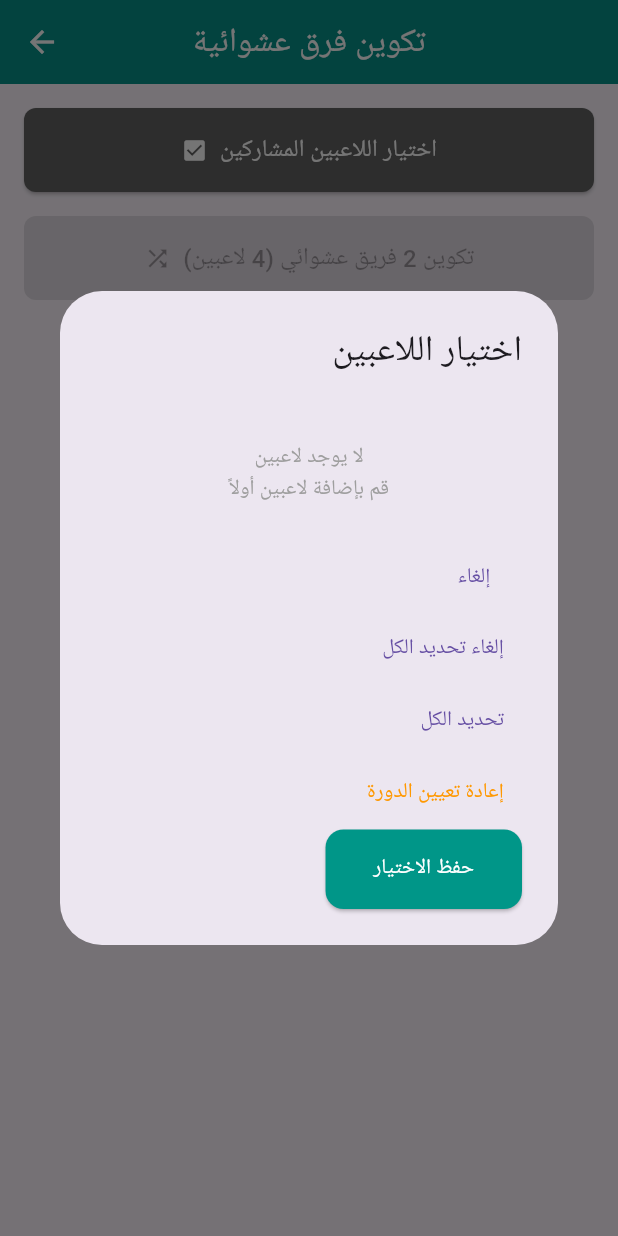
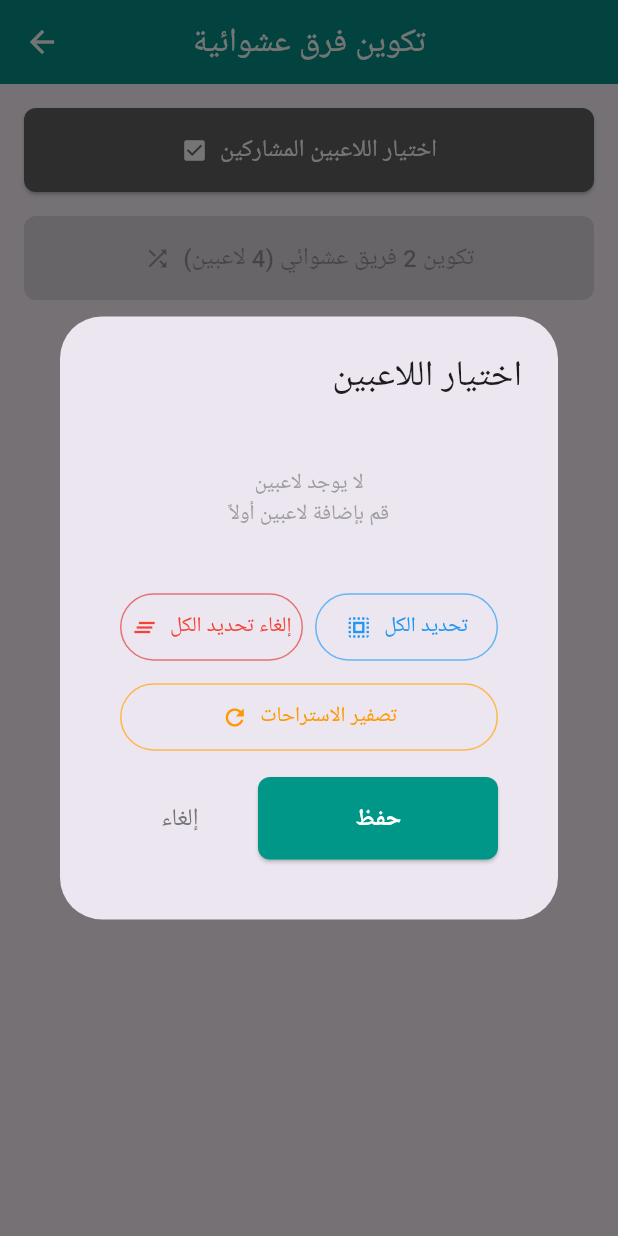
Before and after one commit to AiExpert1985/family_cards, a Flutter app: the RandomTeamsPage screen opened directly, after a tap on "اختيار اللاعبين المشاركين", on a phone screen of 412 x 824 dp. Run offline on Flutter 3.47's test engine with Material 3 defaults, Android fonts, the light colour scheme and no system bars; our stand-ins replace flutter_riverpod, shared_preferences; accounts and stored records are empty.

Commit message:
improve the player selection dialog

```diff
--- a/lib/pages/random_teams_page.dart
+++ b/lib/pages/random_teams_page.dart
@@ -416,42 +416,108 @@ class _PlayerSelectionDialogState extends State<_PlayerSelectionDialog> {
                 ),
       ),
       actions: [
-        TextButton(onPressed: () => Navigator.pop(context), child: const Text('إلغاء')),
-        TextButton(
+        Container(
+          width: double.maxFinite,
+          padding: const EdgeInsets.all(16),
+          child: Column(
+            mainAxisSize: MainAxisSize.min,
+            children: [
+              // Action buttons row
+              Row(
+                children: [
+                  Expanded(
+                    child: OutlinedButton.icon(
                       onPressed: () {
                         setState(() {
                           _currentSelection.clear();
                         });
                       },
-          child: const Text('إلغاء تحديد الكل'),
+                      icon: const Icon(Icons.clear_all, size: 18),
+                      label: const Text('إلغاء تحديد الكل'),
+                      style: OutlinedButton.styleFrom(
+                        foregroundColor: Colors.red,
+                        side: BorderSide(color: Colors.red.shade300),
+                        padding: const EdgeInsets.symmetric(vertical: 12),
                       ),
-        TextButton(
+                    ),
+                  ),
+                  const SizedBox(width: 8),
+                  Expanded(
+                    child: OutlinedButton.icon(
                       onPressed: () {
                         setState(() {
                           _currentSelection.addAll(widget.players.map((p) => p.id));
                         });
                       },
-          child: const Text('تحديد الكل'),
+                      icon: const Icon(Icons.select_all, size: 18),
+                      label: const Text('تحديد الكل'),
+                      style: OutlinedButton.styleFrom(
+                        foregroundColor: Colors.blue,
+                        side: BorderSide(color: Colors.blue.shade300),
+                        padding: const EdgeInsets.symmetric(vertical: 12),
                       ),
-        TextButton(
+                    ),
+                  ),
+                ],
+              ),
+              const SizedBox(height: 12),
+              // Reset cycle button
+              if (widget.onResetCycle != null)
+                SizedBox(
+                  width: double.infinity,
+                  child: OutlinedButton.icon(
                     onPressed: () async {
                       if (widget.onResetCycle != null) {
                         await widget.onResetCycle!();
                         if (context.mounted) {
-                Navigator.pop(context); // Don't pass _currentSelection
+                          Navigator.pop(context, _currentSelection);
                         }
                       }
                     },
-          style: TextButton.styleFrom(foregroundColor: Colors.orange),
-          child: const Text('إعادة تعيين الدورة'),
+                    icon: const Icon(Icons.refresh, size: 18),
+                    label: const Text('تصفير الاستراحات'),
+                    style: OutlinedButton.styleFrom(
+                      foregroundColor: Colors.orange,
+                      side: BorderSide(color: Colors.orange.shade300),
+                      padding: const EdgeInsets.symmetric(vertical: 12),
                     ),
-        ElevatedButton(
+                  ),
+                ),
+              const SizedBox(height: 16),
+              // Main action buttons
+              Row(
+                children: [
+                  Expanded(
+                    child: TextButton(
+                      onPressed: () => Navigator.pop(context),
+                      style: TextButton.styleFrom(
+                        foregroundColor: Colors.grey.shade600,
+                        padding: const EdgeInsets.symmetric(vertical: 16),
+                      ),
+                      child: const Text('إلغاء', style: TextStyle(fontSize: 16)),
+                    ),
+                  ),
+                  const SizedBox(width: 12),
+                  Expanded(
+                    flex: 2,
+                    child: ElevatedButton(
                       onPressed: () => Navigator.pop(context, _currentSelection),
                       style: ElevatedButton.styleFrom(
                         backgroundColor: Colors.teal,
                         foregroundColor: Colors.white,
+                        padding: const EdgeInsets.symmetric(vertical: 16),
+                        shape: RoundedRectangleBorder(borderRadius: BorderRadius.circular(8)),
                       ),
-          child: const Text('حفظ الاختيار'),
+                      child: const Text(
+                        'حفظ',
+                        style: TextStyle(fontSize: 16, fontWeight: FontWeight.bold),
+                      ),
+                    ),
+                  ),
+                ],
+              ),
+            ],
+          ),
         ),
       ],
     );
```
Lines whose indentation alone changed are shown as unchanged.
